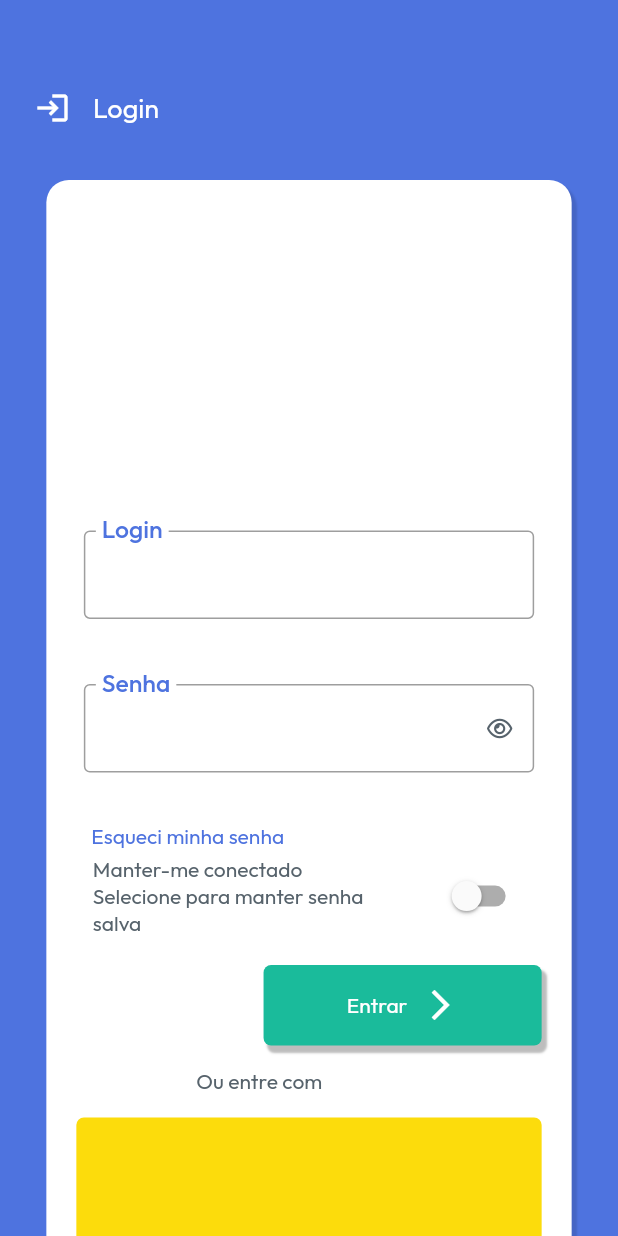
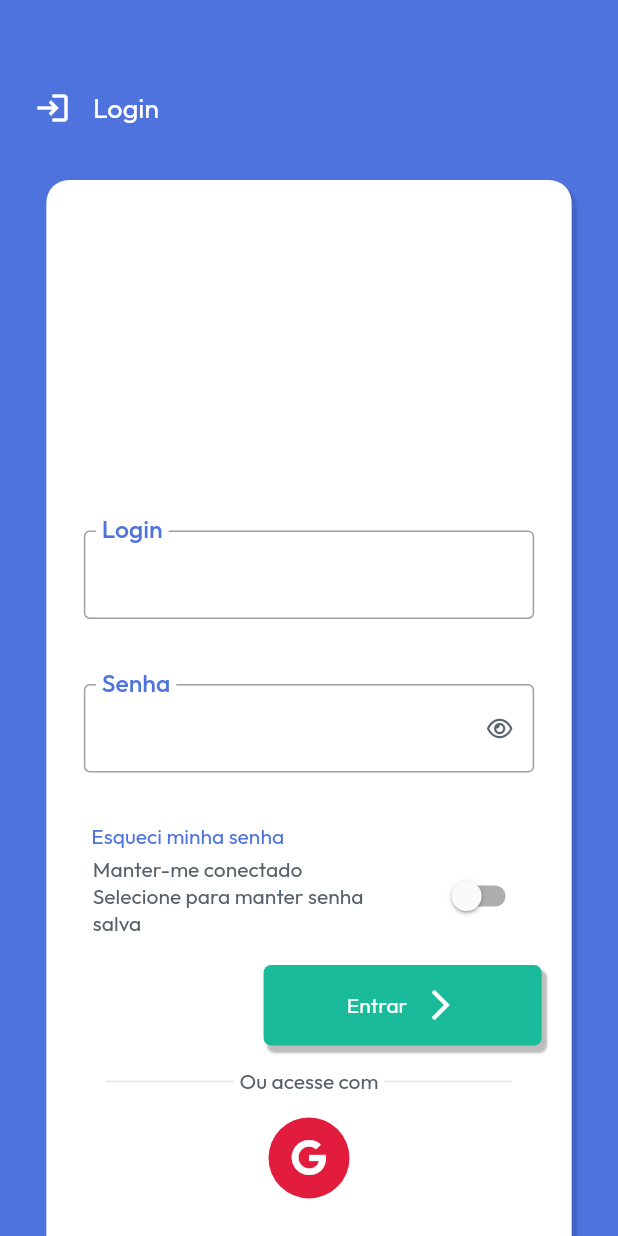
Before and after one commit to davi-oliver/components_kombat, a Flutter app: the screen it shows after launch, on a phone screen of 412 x 824 dp. Run offline on Flutter 3.47's test engine with Material 2 defaults, Android fonts, the phone set to English and light mode, and no system bars; our stand-ins replace animated_text_kit, dartz, flutter_masked_text2, flutter_mobx, flutter_spinkit, font_awesome_flutter and 4 more; missing offline and left inert: flutter_barcode_scanner, string_similarity; generated files the repository leaves out were written again; statements that could not run were skipped.

Commit message:
feat: :zap:

```diff
--- a/example/lib/main.dart
+++ b/example/lib/main.dart
@@ -33,7 +33,7 @@ class _MyHomePageState extends State<MyHomePage> {
         labelTextCampoSenha: "Senha",
         textoBotaoEntrar: "Entrar",
         containCriarLogin: true,
-        heightCardLogin: MediaQuery.of(context).size.height * 1,
+        heightCardLogin: MediaQuery.of(context).size.height * .9,
         onTapEntrar: () async {
           setState(() {
             loading = true;
--- a/example/pubspec.yaml
+++ b/example/pubspec.yaml
@@ -36,6 +36,8 @@ dependencies:
       ref: main
   flutter_phoenix: ^1.1.1
   provider: ^6.0.5
+  font_awesome_flutter: ^10.5.0
+
 
 
   # The following adds the Cupertino Icons font to your application.
--- a/lib/login/login_view_componet.dart
+++ b/lib/login/login_view_componet.dart
@@ -1,10 +1,7 @@
-// ignore_for_file: public_member_api_docs, sort_constructors_first
-
+import 'package:componets_kombat/login/widget/components.dart';
+import 'package:componets_kombat/theme/theme_mode.dart';
 import 'package:flutter/material.dart';
 import 'package:font_awesome_flutter/font_awesome_flutter.dart';
-
-import 'package:componets_kombat/login/widget/components.dart';
-import 'package:componets_kombat/theme/theme_mode.dart';
 
 class LoginScreenComponets extends StatefulWidget {
   final BuildContext contextPage;
@@ -21,6 +18,7 @@ class LoginScreenComponets extends StatefulWidget {
   final Function()? initPage;
   final Function()? onTapSalvarSenha;
   final Function()? onTapEsqueciSenha;
+  final Function()? onTapEntrarGoogle;
   final double? heightCardLogin;
   final double? widthCardLogin;
   final Function()? onTapCriarConta;
@@ -48,6 +46,7 @@ class LoginScreenComponets extends StatefulWidget {
     this.widthCardLogin,
     this.containCriarLogin = false,
     this.onTapCriarConta,
+    this.onTapEntrarGoogle,
   }) : super(key: key);
 
   @override
@@ -372,34 +371,47 @@ class _LoginScreenComponetsState extends State<LoginScreenComponets>
                                 ),
                                 Row(
                                   children: [
-                                    Divider(
+                                    Expanded(
+                                      child: Divider(
                                         color: KThemeModeApp.of(contextPage)
-                                          .secondaryText,
+                                            .lineColor,
                                         thickness: 1,
-                                      indent: 50,
-                                      endIndent: 50,
+                                        indent: 40,
+                                        endIndent: 1,
+                                      ),
                                     ),
                                     Text(
-                                      "Ou entre com",
-                                      style:
-                                          KThemeModeApp.of(context).bodyMedium,
+                                      " Ou acesse com ",
+                                      style: KThemeModeApp.of(contextPage)
+                                          .bodyMedium
+                                          .copyWith(
+                                              color:
+                                                  KThemeModeApp.of(contextPage)
+                                                      .secondaryText),
                                     ),
-                                    Divider(
+                                    Expanded(
+                                      child: Divider(
                                         color: KThemeModeApp.of(contextPage)
-                                          .secondaryText,
+                                            .lineColor,
                                         thickness: 1,
-                                      indent: 20,
-                                      endIndent: 20,
+                                        indent: 1,
+                                        endIndent: 40,
+                                      ),
                                     ),
                                   ],
                                 ),
-                                Center(
+                                GestureDetector(
+                                  onTap: () {
+                                    widget.onTapEntrarGoogle ?? () {};
+                                  },
+                                  child: Center(
                                     child: Container(
-                                    padding: const EdgeInsets.all(150),
+                                      padding: const EdgeInsets.all(15),
                                       decoration: BoxDecoration(
-                                        borderRadius: BorderRadius.circular(5),
+                                          borderRadius:
+                                              BorderRadius.circular(40),
                                           color: KThemeModeApp.of(contextPage)
-                                            .warning),
+                                              .error),
                                       margin: const EdgeInsets.symmetric(
                                           horizontal: 20, vertical: 15),
                                       child: Icon(FontAwesomeIcons.google,
@@ -407,13 +419,14 @@ class _LoginScreenComponetsState extends State<LoginScreenComponets>
                                               .primaryBtnText),
                                     ),
                                   ),
+                                ),
                                 widget.containCriarLogin
                                     ? Container(
                                         margin: const EdgeInsets.symmetric(
-                                            horizontal: 20, vertical: 15),
+                                            horizontal: 30, vertical: 30),
                                         child: Row(
                                           mainAxisAlignment:
-                                              MainAxisAlignment.center,
+                                              MainAxisAlignment.start,
                                           children: [
                                             Text(
                                               "Não tem uma conta?",
```
Also changed, not shown: example/pubspec.lock. Lines whose indentation alone changed are shown as unchanged.
